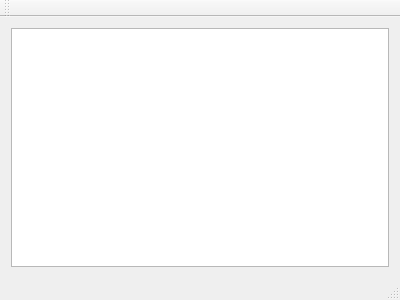
Above: revTree/mainwindow.ui from PLLUG/sourceline before the change. Below: the same form after it.
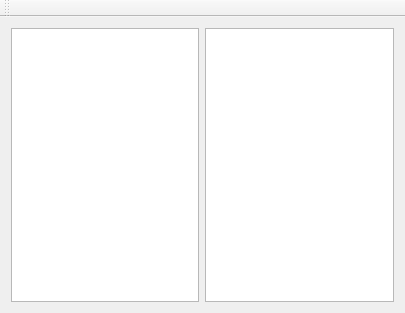
That is the form after the change.

Commit message: add graphics view for revision tree;

Diff of the .ui file:
```diff
--- a/revTree/mainwindow.ui
+++ b/revTree/mainwindow.ui
@@ -6,8 +6,8 @@
    <rect>
     <x>0</x>
     <y>0</y>
-    <width>400</width>
-    <height>300</height>
+    <width>405</width>
+    <height>313</height>
    </rect>
   </property>
   <property name="windowTitle">
@@ -15,9 +15,12 @@
   </property>
   <widget class="QWidget" name="centralWidget">
    <layout class="QGridLayout" name="gridLayout">
-    <item row="0" column="0">
+    <item row="0" column="1">
      <widget class="QTreeView" name="treeView"/>
     </item>
+    <item row="0" column="0">
+     <widget class="QGraphicsView" name="graphicsView"/>
+    </item>
    </layout>
   </widget>
   <widget class="QMenuBar" name="menuBar">
@@ -38,7 +41,6 @@
     <bool>false</bool>
    </attribute>
   </widget>
-  <widget class="QStatusBar" name="statusBar"/>
  </widget>
  <layoutdefault spacing="6" margin="11"/>
  <resources/>
```
Left out of the diff: 2 changed lines with no effect on the pictures. The commit also changes 9 other files.
